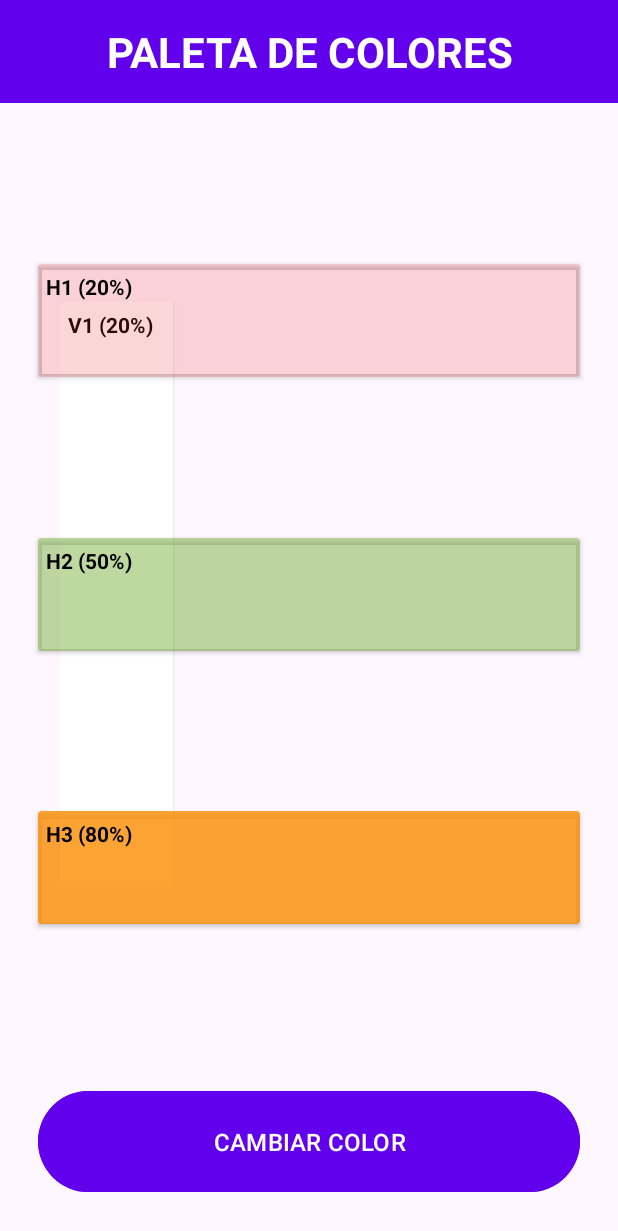
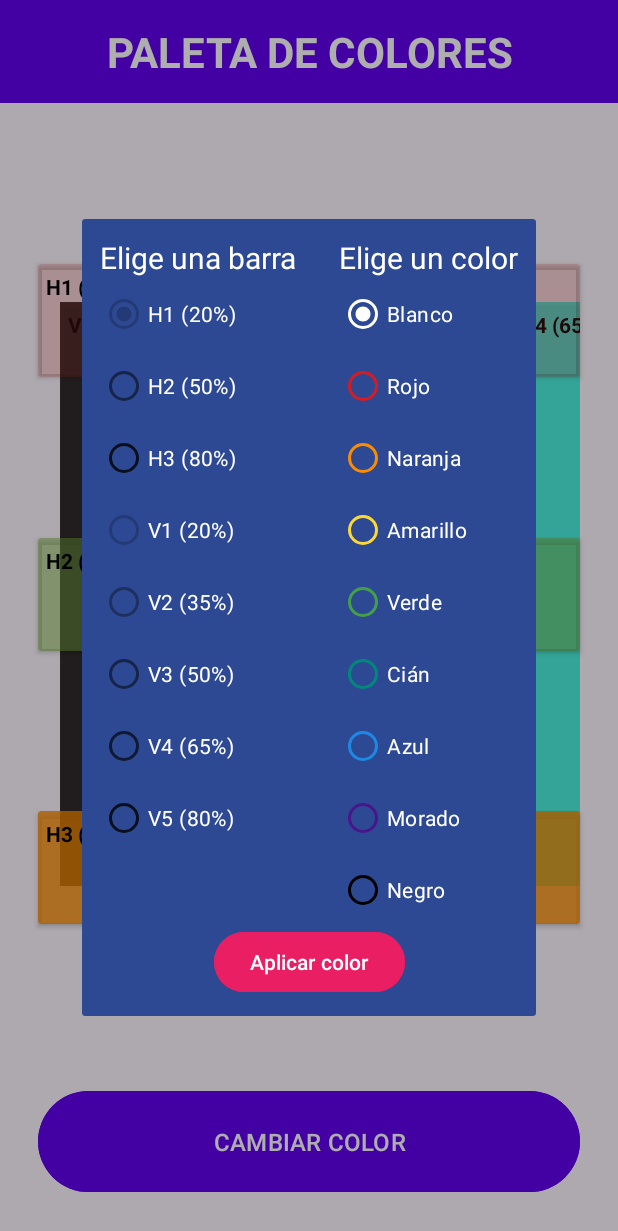
Before and after one commit to csantamaria-losenlaces/pmdm, an Android app: the ColorMixerActivity screen opened directly, with no data from a screen before it, after a tap on "CAMBIAR COLOR", on a phone screen of 412 x 824 dp. Shown: the top 1231 px of the screen. Run offline under Robolectric (Android 15) with nearby library versions, the phone set to English and light mode, and no system bars.

Commit message:
Terminado diseño de diálogo de modificación de colores. Falta añadir lógica.

```diff
--- a/app/src/main/java/com/csantamaria/appConMenu/colorMixer/ColorBar.kt
+++ b/app/src/main/java/com/csantamaria/appConMenu/colorMixer/ColorBar.kt
@@ -1,3 +1,3 @@
 package com.csantamaria.appConMenu.colorMixer
 
-data class ColorBar(val idCV: String, var color: Int, var alpha: Int)
+data class ColorBar(val idCV: String, var color: Int)
--- a/app/src/main/java/com/csantamaria/appConMenu/colorMixer/ColorBarViewHolder.kt
+++ b/app/src/main/java/com/csantamaria/appConMenu/colorMixer/ColorBarViewHolder.kt
@@ -1,7 +1,5 @@
 package com.csantamaria.appConMenu.colorMixer
 
-import android.graphics.Color
-import android.util.Log
 import android.view.View
 import android.widget.TextView
 import androidx.cardview.widget.CardView
@@ -17,29 +15,24 @@ class ColorBarViewHolder (view: View) : RecyclerView.ViewHolder(view) {
 
         when (colorBar.idCV) {
             "V1" -> {
-                //cvContainer.setBackgroundColor(Color.parseColor("#" + colorBar.alpha + Integer.toHexString(colorBar.color)))
-                cvContainer.setBackgroundColor(Color.parseColor(String.format("#%02X%06X", colorBar.alpha, colorBar.color)))
-                tvBarName.text = "V1 " + "(" + colorBar.alpha + "%)"
+                cvContainer.setBackgroundColor(colorBar.color)
+                tvBarName.text = "V1 (20%)"
             }
             "V2" -> {
-                val v2Color: String = "#" + Integer.toHexString(colorBar.alpha) + colorBar.color
-                cvContainer.setBackgroundColor(Color.parseColor(v2Color))
-                tvBarName.text = "V2 " + "(" + colorBar.alpha + "%)"
+                cvContainer.setBackgroundColor(colorBar.color)
+                tvBarName.text = "V2 (35%)"
             }
             "V3" -> {
-                val v3Color: String = "#" + Integer.toHexString(colorBar.alpha) + colorBar.color
-                cvContainer.setBackgroundColor(Color.parseColor(v3Color))
-                tvBarName.text = "V3 " + "(" + colorBar.alpha + "%)"
+                cvContainer.setBackgroundColor(colorBar.color)
+                tvBarName.text = "V3 (50%)"
             }
             "V4" -> {
-                val v4Color: String = "#" + Integer.toHexString(colorBar.alpha) + colorBar.color
-                cvContainer.setBackgroundColor(Color.parseColor(v4Color))
-                tvBarName.text = "V4 " + "(" + colorBar.alpha + "%)"
+                cvContainer.setBackgroundColor(colorBar.color)
+                tvBarName.text = "V4 (65%)"
             }
             "V5" -> {
-                val v5Color: String = "#" + Integer.toHexString(colorBar.alpha) + colorBar.color
-                cvContainer.setBackgroundColor(Color.parseColor(v5Color))
-                tvBarName.text = "V5 " + "(" + colorBar.alpha + "%)"
+                cvContainer.setBackgroundColor(colorBar.color)
+                tvBarName.text = "V5 (80%)"
             }
         }
 
--- a/app/src/main/java/com/csantamaria/appConMenu/colorMixer/ColorMixerActivity.kt
+++ b/app/src/main/java/com/csantamaria/appConMenu/colorMixer/ColorMixerActivity.kt
@@ -1,11 +1,10 @@
 package com.csantamaria.appConMenu.colorMixer
 
-import android.graphics.Color
+import android.app.Dialog
+import android.os.Bundle
+import android.widget.Button
+import android.widget.RadioGroup
 import androidx.appcompat.app.AppCompatActivity
-import android.os.Bundle
-import android.util.Log
-import android.widget.Button
-import androidx.core.content.ContextCompat
 import androidx.recyclerview.widget.LinearLayoutManager
 import androidx.recyclerview.widget.RecyclerView
 import com.example.appmensajeria.R
@@ -25,14 +24,13 @@ class ColorMixerActivity : AppCompatActivity() {
         super.onCreate(savedInstanceState)
         setContentView(R.layout.activity_color_mixer)
 
-        // Parámetros: ID del CardView, Color y Alpha (transparencia)
+        // Parámetros: ID del CardView (String) y color (int)
         coloredBars = listOf(
-            //ColorBar("V1", Integer.toHexString(ContextCompat.getColor(this, R.color.cm_red)), 20),
-            ColorBar("V1", ContextCompat.getColor(this, R.color.cm_red), 20)
-            /*ColorBar("V2", "5E35B1", 35),
-            ColorBar("V3", "D81B21", 50),
-            ColorBar("V4", "FDD835", 65),
-            ColorBar("V5", "00897B", 80)*/
+            ColorBar("V1", -871890688),
+            ColorBar("V2", -1509921024),
+            ColorBar("V3", -1131230976),
+            ColorBar("V4", -1509883935),
+            ColorBar("V5", -858717953)
         )
 
         initComponents()
@@ -42,8 +40,8 @@ class ColorMixerActivity : AppCompatActivity() {
 
     // Inicialización de los componentes de la aplicación
     private fun initComponents() {
-        rvColors = findViewById<RecyclerView>(R.id.rvVertical)
-        btnChangeColor = findViewById<Button>(R.id.btnChangeColor)
+        rvColors = findViewById(R.id.rvVertical)
+        btnChangeColor = findViewById(R.id.btnChangeColor)
     }
 
     // Inicialización de la interfaz de usuario
@@ -59,12 +57,23 @@ class ColorMixerActivity : AppCompatActivity() {
     }
 
     private fun showDialog() {
+        val dialog = Dialog(this)
+        dialog.setContentView(R.layout.dialog_color)
+
+        val btnApplyColor: Button = dialog.findViewById(R.id.btnApplyColor)
+        val rgBars: RadioGroup = dialog.findViewById(R.id.rgBars)
+        val rgColors: RadioGroup = dialog.findViewById(R.id.rgColors)
+
+        btnApplyColor.setOnClickListener {
+            updateColors(rgBars.checkedRadioButtonId, rgColors.checkedRadioButtonId)
+            dialog.hide()
+        }
+
+        dialog.show()
+    }
+
+    private fun updateColors(selectedBarId: Int, selectedColorId: Int) {
         TODO("Pendiente de implementar")
     }
 
-    private fun updateColors() {
-        TODO("Pendiente de implementar")
-    }
-
-
 }
--- /dev/null
+++ b/app/src/main/res/layout/dialog_color.xml
@@ -0,0 +1,198 @@
+<?xml version="1.0" encoding="utf-8"?>
+<androidx.constraintlayout.widget.ConstraintLayout xmlns:android="http://schemas.android.com/apk/res/android"
+    xmlns:app="http://schemas.android.com/apk/res-auto"
+    android:layout_width="wrap_content"
+    android:layout_height="wrap_content"
+    android:background="@color/bgapp_background_app"
+    android:orientation="vertical"
+    android:padding="12dp">
+
+    <TextView
+        android:id="@+id/tvBarra"
+        android:layout_width="wrap_content"
+        android:layout_height="wrap_content"
+        android:text="Elige una barra"
+        android:textColor="@color/white"
+        android:textSize="20dp"
+        app:layout_constraintStart_toStartOf="parent"
+        app:layout_constraintTop_toTopOf="parent" />
+
+    <RadioGroup
+        android:id="@+id/rgBars"
+        android:layout_width="wrap_content"
+        android:layout_height="wrap_content"
+        app:layout_constraintStart_toStartOf="parent"
+        app:layout_constraintTop_toBottomOf="@id/tvBarra"
+        android:checkedButton="@id/rbH1">
+
+        <RadioButton
+            android:id="@+id/rbH1"
+            android:layout_width="match_parent"
+            android:layout_height="wrap_content"
+            app:buttonTint="#33000000"
+            android:text="H1 (20%)"
+            android:textColor="@color/white"/>
+
+        <RadioButton
+            android:id="@+id/rbH2"
+            android:layout_width="match_parent"
+            android:layout_height="wrap_content"
+            app:buttonTint="#80000000"
+            android:text="H2 (50%)"
+            android:textColor="@color/white" />
+
+        <RadioButton
+            android:id="@+id/rbH3"
+            android:layout_width="match_parent"
+            android:layout_height="wrap_content"
+            app:buttonTint="#CC000000"
+            android:text="H3 (80%)"
+            android:textColor="@color/white" />
+
+        <RadioButton
+            android:id="@+id/rbV1"
+            android:layout_width="match_parent"
+            android:layout_height="wrap_content"
+            app:buttonTint="#33000000"
+            android:text="V1 (20%)"
+            android:textColor="@color/white" />
+
+        <RadioButton
+            android:id="@+id/rbV2"
+            android:layout_width="match_parent"
+            android:layout_height="wrap_content"
+            app:buttonTint="#59000000"
+            android:text="V2 (35%)"
+            android:textColor="@color/white" />
+
+        <RadioButton
+            android:id="@+id/rbV3"
+            android:layout_width="match_parent"
+            android:layout_height="wrap_content"
+            app:buttonTint="#80000000"
+            android:text="V3 (50%)"
+            android:textColor="@color/white" />
+
+        <RadioButton
+            android:id="@+id/rbV4"
+            android:layout_width="match_parent"
+            android:layout_height="wrap_content"
+            app:buttonTint="#A6000000"
+            android:text="V4 (65%)"
+            android:textColor="@color/white" />
+
+        <RadioButton
+            android:id="@+id/rbV5"
+            android:layout_width="match_parent"
+            android:layout_height="wrap_content"
+            app:buttonTint="#CC000000"
+            android:text="V5 (80%)"
+            android:textColor="@color/white" />
+    </RadioGroup>
+
+    <TextView
+        android:id="@+id/tvColor"
+        android:layout_width="wrap_content"
+        android:layout_height="wrap_content"
+        android:layout_marginLeft="28dp"
+        android:text="Elige un color"
+        android:textColor="@color/white"
+        android:textSize="20dp"
+        app:layout_constraintEnd_toEndOf="parent"
+        app:layout_constraintStart_toEndOf="@id/tvBarra"
+        app:layout_constraintTop_toTopOf="parent" />
+
+    <RadioGroup
+        android:id="@+id/rgColors"
+        android:layout_width="wrap_content"
+        android:layout_height="wrap_content"
+        app:layout_constraintBottom_toTopOf="@id/btnApplyColor"
+        app:layout_constraintStart_toStartOf="@id/tvColor"
+        app:layout_constraintTop_toBottomOf="@id/tvColor"
+        android:checkedButton="@id/rbWhite">
+
+        <RadioButton
+            android:id="@+id/rbWhite"
+            android:layout_width="match_parent"
+            android:layout_height="wrap_content"
+            app:buttonTint="@color/cm_white"
+            android:text="Blanco"
+            android:textColor="@color/white" />
+
+        <RadioButton
+            android:id="@+id/rbRed"
+            android:layout_width="match_parent"
+            android:layout_height="wrap_content"
+            app:buttonTint="@color/cm_red"
+            android:text="Rojo"
+            android:textColor="@color/white" />
+
+        <RadioButton
+            android:id="@+id/rbOrange"
+            android:layout_width="match_parent"
+            android:layout_height="wrap_content"
+            app:buttonTint="@color/cm_orange"
+            android:text="Naranja"
+            android:textColor="@color/white" />
+
+        <RadioButton
+            android:id="@+id/rbYellow"
+            android:layout_width="match_parent"
+            android:layout_height="wrap_content"
+            app:buttonTint="@color/cm_yellow"
+            android:text="Amarillo"
+            android:textColor="@color/white" />
+
+        <RadioButton
+            android:id="@+id/rbGreen"
+            android:layout_width="match_parent"
+            android:layout_height="wrap_content"
+            app:buttonTint="@color/cm_green"
+            android:text="Verde"
+            android:textColor="@color/white" />
+
+        <RadioButton
+            android:id="@+id/rbCyan"
+            android:layout_width="match_parent"
+            android:layout_height="wrap_content"
+            app:buttonTint="@color/cm_cyan"
+            android:text="Cián"
+            android:textColor="@color/white" />
+
+        <RadioButton
+            android:id="@+id/rbBlue"
+            android:layout_width="match_parent"
+            android:layout_height="wrap_content"
+            app:buttonTint="@color/cm_blue"
+            android:text="Azul"
+            android:textColor="@color/white" />
+
+        <RadioButton
+            android:id="@+id/rbPurple"
+            android:layout_width="match_parent"
+            android:layout_height="wrap_content"
+            app:buttonTint="@color/cm_purple"
+            android:text="Morado"
+            android:textColor="@color/white" />
+
+        <RadioButton
+            android:id="@+id/rbBlack"
+            android:layout_width="match_parent"
+            android:layout_height="wrap_content"
+            app:buttonTint="@color/cm_black"
+            android:text="Negro"
+            android:textColor="@color/white" />
+    </RadioGroup>
+
+    <Button
+        android:id="@+id/btnApplyColor"
+        android:layout_width="wrap_content"
+        android:layout_height="wrap_content"
+        android:backgroundTint="@color/bgapp_accent"
+        android:text="Aplicar color"
+        android:textColor="@color/white"
+        app:layout_constraintBottom_toBottomOf="parent"
+        app:layout_constraintEnd_toEndOf="parent"
+        app:layout_constraintStart_toStartOf="parent" />
+
+</androidx.constraintlayout.widget.ConstraintLayout>
--- a/app/src/main/res/values/colors.xml
+++ b/app/src/main/res/values/colors.xml
@@ -42,7 +42,7 @@
     <color name="cm_green">#43A047</color>
     <color name="cm_cyan">#00897B</color>
     <color name="cm_blue">#1E88E5</color>
-    <color name="cm_violet">#5E35B1</color>
+    <color name="cm_purple">#4A148C</color>
     <color name="cm_black">#000000</color>
 
 </resources>
--- a/build.gradle.kts
+++ b/build.gradle.kts
@@ -1,5 +1,5 @@
 // Top-level build file where you can add configuration options common to all sub-projects/modules.
 plugins {
-    id("com.android.application") version "8.1.2" apply false
+    id("com.android.application") version "8.1.3" apply false
     id("org.jetbrains.kotlin.android") version "1.9.0" apply false
 }
```
